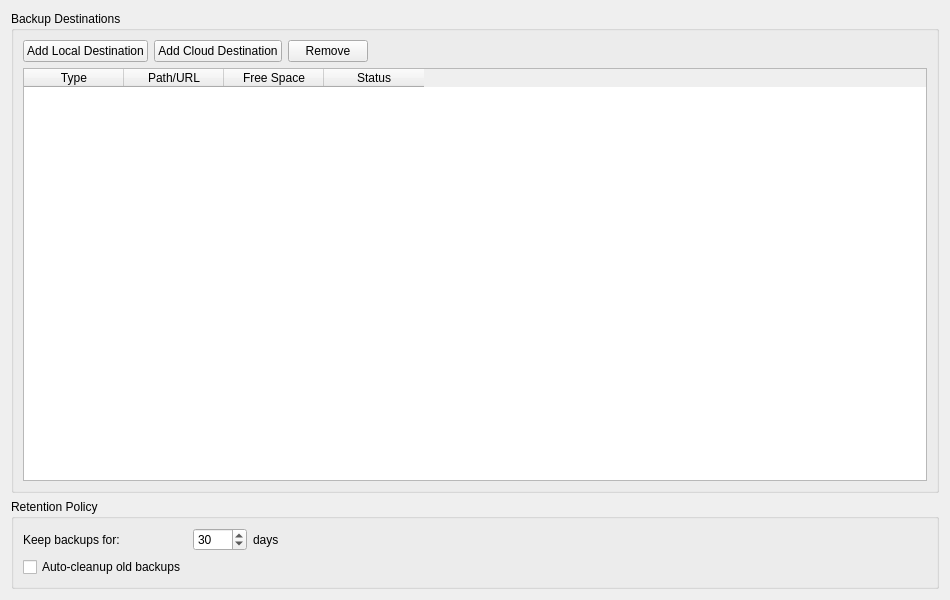
The window that QT/AutomatedBackupFile/destinationtab.ui (alimajidi62/Automate_Backup_File) describes before a commit, drawn with Qt 5.
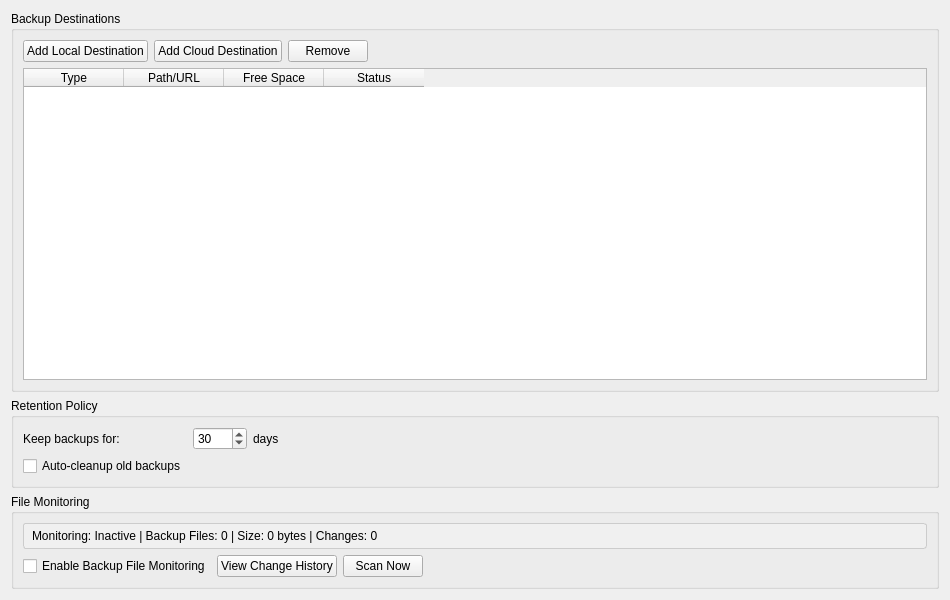
The same window after the commit.

Commit message: update destination tab

What changed in the file:
```diff
--- a/QT/AutomatedBackupFile/destinationtab.ui
+++ b/QT/AutomatedBackupFile/destinationtab.ui
@@ -148,6 +148,63 @@
      </layout>
     </widget>
    </item>
+   <item>
+    <widget class="QGroupBox" name="groupBox_10">
+     <property name="title">
+      <string>File Monitoring</string>
+     </property>
+     <layout class="QVBoxLayout" name="verticalLayout_12">
+      <item>
+       <widget class="QLabel" name="lblDestMonitoringStatus">
+        <property name="text">
+         <string>Monitoring: Inactive | Backup Files: 0 | Size: 0 bytes | Changes: 0</string>
+        </property>
+        <property name="styleSheet">
+         <string notr="true">QLabel { padding: 5px; background-color: #f0f0f0; border: 1px solid #ccc; border-radius: 3px; }</string>
+        </property>
+       </widget>
+      </item>
+      <item>
+       <layout class="QHBoxLayout" name="horizontalLayout_7">
+        <item>
+         <widget class="QCheckBox" name="chkEnableDestMonitoring">
+          <property name="text">
+           <string>Enable Backup File Monitoring</string>
+          </property>
+         </widget>
+        </item>
+        <item>
+         <widget class="QPushButton" name="btnViewDestChanges">
+          <property name="text">
+           <string>View Change History</string>
+          </property>
+         </widget>
+        </item>
+        <item>
+         <widget class="QPushButton" name="btnScanDestination">
+          <property name="text">
+           <string>Scan Now</string>
+          </property>
+         </widget>
+        </item>
+        <item>
+         <spacer name="horizontalSpacer_7">
+          <property name="orientation">
+           <enum>Qt::Horizontal</enum>
+          </property>
+          <property name="sizeHint" stdset="0">
+           <size>
+            <width>40</width>
+            <height>20</height>
+           </size>
+          </property>
+         </spacer>
+        </item>
+       </layout>
+      </item>
+     </layout>
+    </widget>
+   </item>
   </layout>
  </widget>
  <resources/>
```
The commit also changes 1 other file.
